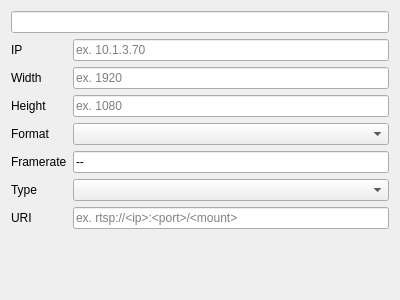
Qt form VWGUI/Application/camera.ui (Summengardin/VideoWallCDP) before a commit.
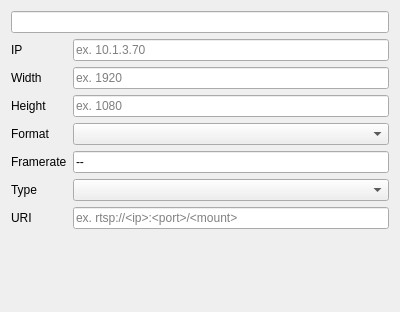
The same form after that commit. Custom widgets are drawn as their Qt base class.

Patch:
```diff
--- a/VWGUI/Application/camera.ui
+++ b/VWGUI/Application/camera.ui
@@ -7,7 +7,7 @@
     <x>0</x>
     <y>0</y>
     <width>400</width>
-    <height>300</height>
+    <height>312</height>
    </rect>
   </property>
   <property name="windowTitle">
```
